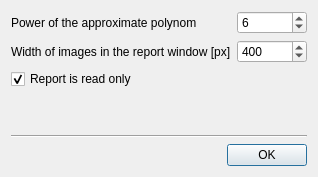
Before: the Qt Designer form settingsdialog.ui in pa23/mixan, drawn with Qt 5.
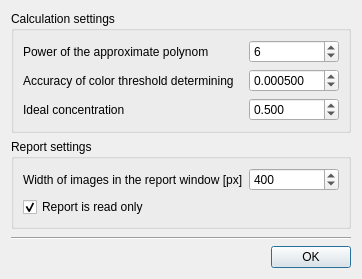
After: the same form once the commit is applied. Icons and pictures are not drawn.

Commit message: v1.7.0 New algorithm for determining the threshold color. Ideal concentration and intersection accuracy parameters moved to settings dialog. File names of mix component images added in report.

```diff
--- a/settingsdialog.ui
+++ b/settingsdialog.ui
@@ -9,8 +9,8 @@
    <rect>
     <x>0</x>
     <y>0</y>
-    <width>385</width>
-    <height>158</height>
+    <width>429</width>
+    <height>294</height>
    </rect>
   </property>
   <property name="windowTitle">
@@ -28,6 +28,10 @@
     <enum>QLayout::SetFixedSize</enum>
    </property>
    <item>
+    <widget class="QGroupBox" name="groupBox">
+     <property name="title">
+      <string>Calculation settings</string>
+     </property>
     <layout class="QGridLayout" name="gridLayout">
      <item row="0" column="0">
       <widget class="QLabel" name="label">
@@ -36,18 +40,110 @@
        </property>
       </widget>
      </item>
-     <item row="2" column="0" colspan="2">
+      <item row="0" column="1">
+       <widget class="QSpinBox" name="spinBox_polyPower">
+        <property name="minimumSize">
+         <size>
+          <width>90</width>
+          <height>0</height>
+         </size>
+        </property>
+        <property name="maximumSize">
+         <size>
+          <width>70</width>
+          <height>16777215</height>
+         </size>
+        </property>
+        <property name="minimum">
+         <number>1</number>
+        </property>
+        <property name="maximum">
+         <number>255</number>
+        </property>
+        <property name="value">
+         <number>6</number>
+        </property>
+       </widget>
+      </item>
+      <item row="1" column="0">
+       <widget class="QLabel" name="label_3">
+        <property name="text">
+         <string>Accuracy of color threshold determining</string>
+        </property>
+       </widget>
+      </item>
+      <item row="1" column="1">
+       <widget class="QDoubleSpinBox" name="doubleSpinBox_intersectAccur">
+        <property name="minimumSize">
+         <size>
+          <width>90</width>
+          <height>0</height>
+         </size>
+        </property>
+        <property name="decimals">
+         <number>6</number>
+        </property>
+        <property name="maximum">
+         <double>1.000000000000000</double>
+        </property>
+        <property name="singleStep">
+         <double>0.000100000000000</double>
+        </property>
+        <property name="value">
+         <double>0.000500000000000</double>
+        </property>
+       </widget>
+      </item>
+      <item row="2" column="0">
+       <widget class="QLabel" name="label_4">
+        <property name="text">
+         <string>Ideal concentration</string>
+        </property>
+       </widget>
+      </item>
+      <item row="2" column="1">
+       <widget class="QDoubleSpinBox" name="doubleSpinBox_idealConc">
+        <property name="minimumSize">
+         <size>
+          <width>90</width>
+          <height>0</height>
+         </size>
+        </property>
+        <property name="decimals">
+         <number>3</number>
+        </property>
+        <property name="maximum">
+         <double>1.000000000000000</double>
+        </property>
+        <property name="singleStep">
+         <double>0.100000000000000</double>
+        </property>
+        <property name="value">
+         <double>0.500000000000000</double>
+        </property>
+       </widget>
+      </item>
+     </layout>
+    </widget>
+   </item>
+   <item>
+    <widget class="QGroupBox" name="groupBox_2">
+     <property name="title">
+      <string>Report settings</string>
+     </property>
+     <layout class="QGridLayout" name="gridLayout_2">
+      <item row="0" column="0">
       <widget class="QLabel" name="label_2">
        <property name="text">
         <string>Width of images in the report window [px]</string>
        </property>
       </widget>
      </item>
-     <item row="2" column="2">
+      <item row="0" column="1">
       <widget class="QSpinBox" name="spinBox_imgWidth">
        <property name="minimumSize">
         <size>
-         <width>70</width>
+          <width>90</width>
          <height>0</height>
         </size>
        </property>
@@ -68,7 +164,7 @@
        </property>
       </widget>
      </item>
-     <item row="3" column="0">
+      <item row="1" column="0" colspan="2">
       <widget class="QCheckBox" name="checkBox_reportRO">
        <property name="text">
         <string>Report is read only</string>
@@ -78,32 +174,10 @@
        </property>
       </widget>
      </item>
-     <item row="0" column="2">
-      <widget class="QSpinBox" name="spinBox_polyPower">
-       <property name="minimumSize">
-        <size>
-         <width>70</width>
-         <height>0</height>
-        </size>
-       </property>
-       <property name="maximumSize">
-        <size>
-         <width>70</width>
-         <height>16777215</height>
-        </size>
-       </property>
-       <property name="minimum">
-        <number>1</number>
-       </property>
-       <property name="maximum">
-        <number>255</number>
-       </property>
-       <property name="value">
-        <number>6</number>
-       </property>
-      </widget>
-     </item>
-     <item row="4" column="0">
+     </layout>
+    </widget>
+   </item>
+   <item>
       <spacer name="verticalSpacer">
        <property name="orientation">
         <enum>Qt::Vertical</enum>
@@ -111,12 +185,10 @@
        <property name="sizeHint" stdset="0">
         <size>
          <width>20</width>
-         <height>40</height>
+       <height>2</height>
         </size>
        </property>
       </spacer>
-     </item>
-    </layout>
    </item>
    <item>
     <widget class="Line" name="line">
```
Left out of the diff: 2 changed lines with no effect on the pictures. Lines whose indentation alone changed are shown as unchanged. The commit also changes 9 other files.
